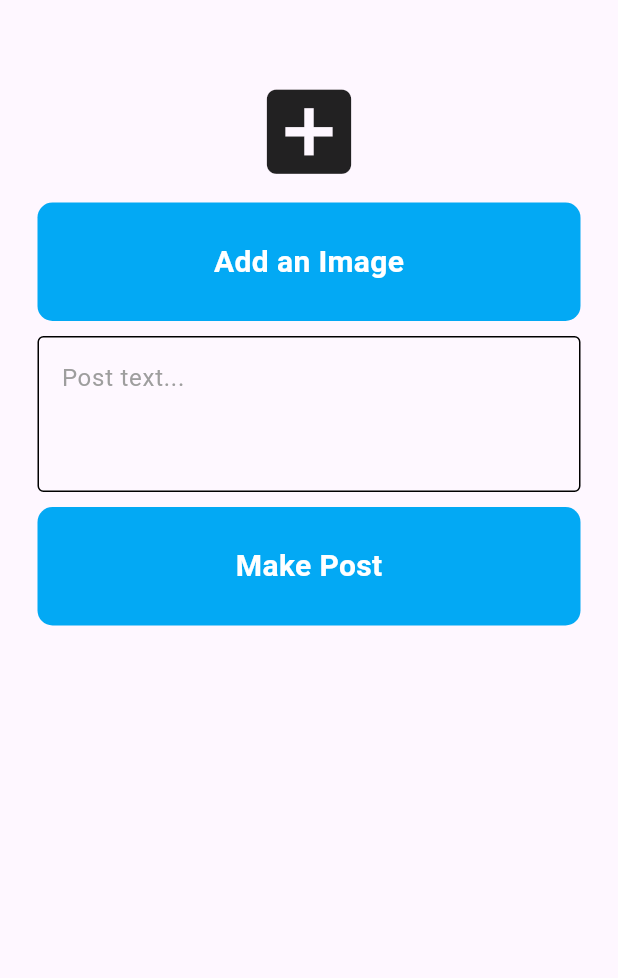
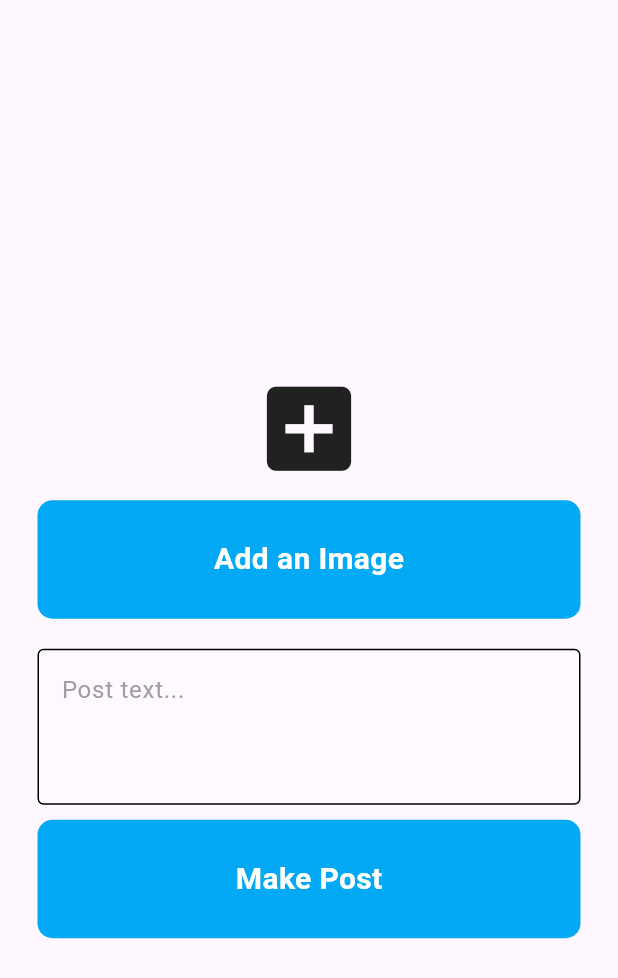
Before and after one commit to cmcgrew98/flutterassignment, a Flutter app: the CreatePost screen opened directly, on a phone screen of 412 x 824 dp. Shown: the top 978 px of the screen. Run offline on Flutter 3.47's test engine with Material 3 defaults, Android fonts, the phone set to English and light mode, and no system bars; our stand-ins replace firebase_core, image_picker; accounts and stored records are empty.

Commit message:
Added CreatePost.dart and related components.

```diff
--- a/lib/Views/CreatePost.dart
+++ b/lib/Views/CreatePost.dart
@@ -23,6 +23,7 @@ class _CreatePostState extends State<CreatePost> {
     return Scaffold(
       body: SafeArea(
         child: Center(
+          child: SingleChildScrollView(
             child: Column(
               children: [
                 const SizedBox(height: 50),
@@ -45,14 +46,11 @@ class _CreatePostState extends State<CreatePost> {
                 if (_selectedImage != null)
                // Wrapping the image in a flexible container to avoid overflow
                  Container(
-                  height: 400,  // You can adjust this value to fit your layout
-                  width: double.infinity,
-                  padding: const EdgeInsets.all(8.0),
                     child: Image.file(
                       _selectedImage!,
-                    fit: BoxFit.cover,  // Ensures the image is resized to fit the container
                     ),
                   ),
+                const SizedBox(height: 10),
 
                 // Text field for post content
                 PostTextfield(
@@ -69,10 +67,9 @@ class _CreatePostState extends State<CreatePost> {
 
                  Navigator.of(context).pushReplacement(
                       MaterialPageRoute(builder: (BuildContext context) => UI()));
-
-                print('Post Text: $postText');
                 }),
              ],
+            ),
           ),
         ),
       ),
```
Also changed, not shown: 2 other files. Lines whose indentation alone changed are shown as unchanged.
